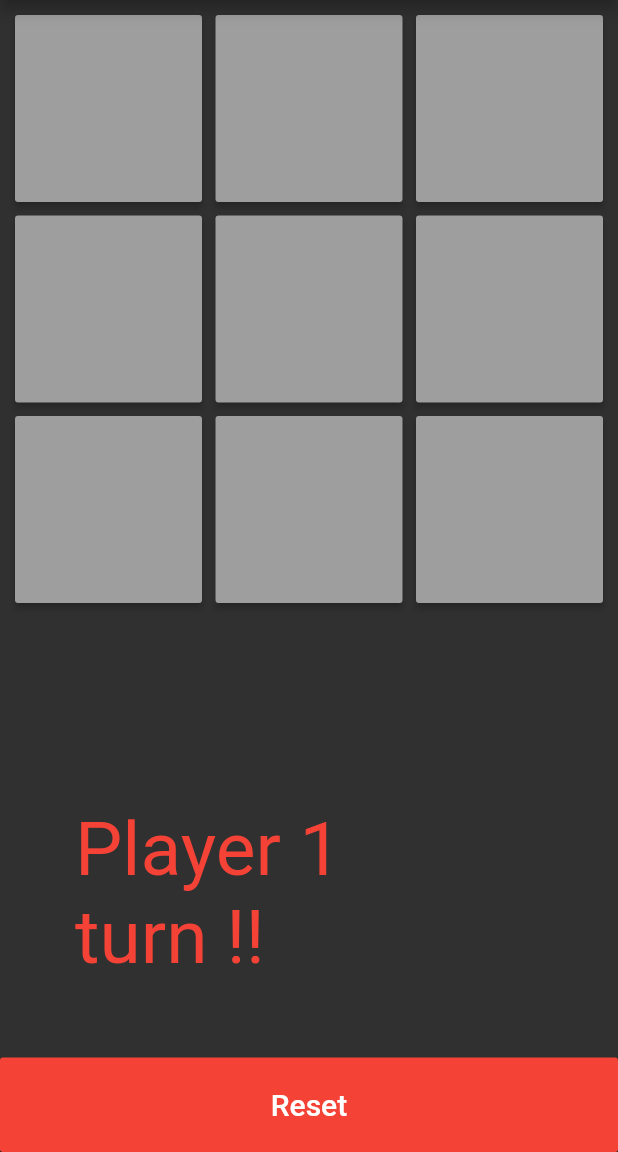
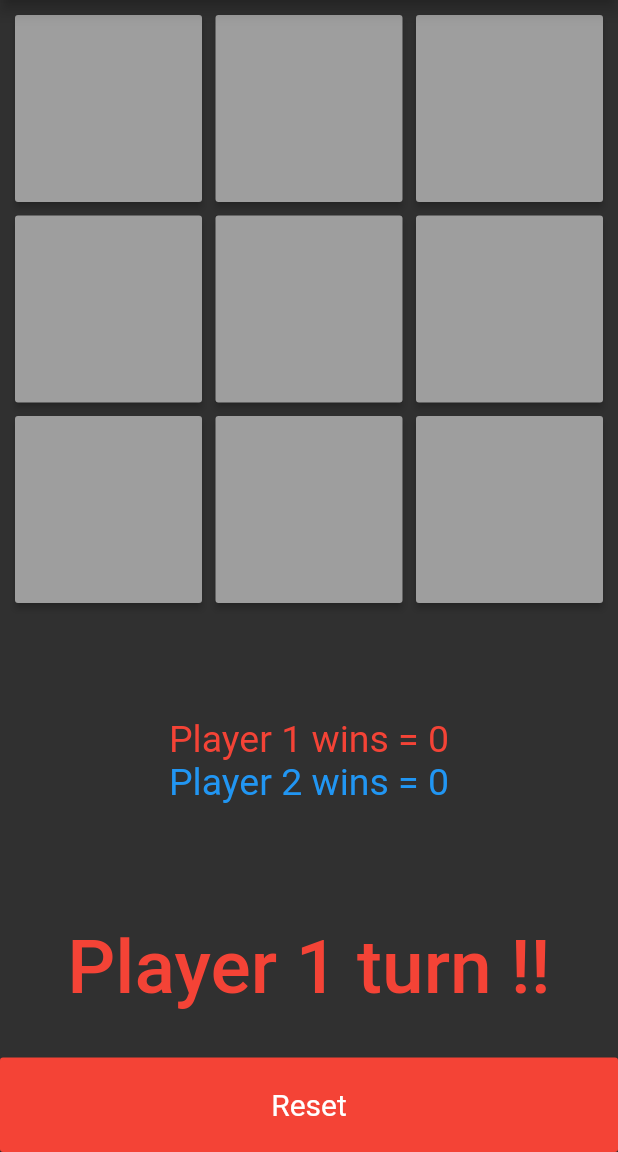
Before and after one commit to DipanshKhandelwal/tic_tac_toe, a Flutter app: the screen it shows after launch, on a phone screen of 412 x 824 dp, the part 84-1236 px from its top. Run offline on Flutter 3.47's test engine with Material 2 defaults, Android fonts, the phone set to English and light mode, and no system bars.

Commit message:
Decrease code size to below 5Kb

```diff
--- a/lib/main.dart
+++ b/lib/main.dart
@@ -20,6 +20,8 @@ class Game extends StatefulWidget {
 class _GameState extends State<Game> {
   List<Button> btns;
   var p1,p2,active;
+  var p1Win = 0;
+  var p2Win = 0;
 
   @override
   void initState() {
@@ -30,7 +32,7 @@ class _GameState extends State<Game> {
   List<Button> init() {
     p1 = new List();
     p2 = new List();
-    active = 1;
+    active = (p1Win+p2Win)%2+1;
 
     var buttons = new List<Button>.generate(9, (int index) => Button(id: index));
     return buttons;
@@ -39,22 +41,13 @@ class _GameState extends State<Game> {
   void playGame(Button gb) {
     setState(() {
       if (active == 1) {
-        gb.text = "X";
-        gb.bg = Colors.red;
-        active = 2;
-        p1.add(gb.id);
+        gb.text = "X"; gb.bg = Colors.red; active = 2; p1.add(gb.id);
       } else {
-        gb.text = "0";
-        gb.bg = Colors.blue;
-        active = 1;
-        p2.add(gb.id);
+        gb.text = "0"; gb.bg = Colors.blue; active = 1; p2.add(gb.id);
       }
-      gb.enabled = false;
-      int winner = checkWinner();
+      gb.enabled = false; int winner = checkWinner();
       if (winner == -1) {
-        if (btns.every((p) => p.text != "")) {
-          dialog("Game Tie !!");
-        }
+        if (btns.every((p) => p.text != "")) { dialog("Game Tie !!"); }
       }
     });
   }
@@ -73,7 +66,13 @@ class _GameState extends State<Game> {
         chk(p2,0,3,6) || chk(p2,1,4,7) || chk(p2,2,5,8) ||
         chk(p2,0,4,8) || chk(p2,2,4,6)) { winner = 2; }
 
-    if (winner != -1) { dialog("Player $winner Won !!"); }
+    if (winner != -1) {
+      setState(() {
+        if(winner==1) { p1Win += 1; }
+        else if(winner==2) { p2Win += 1; }
+      });
+      dialog("Player $winner Won !!");
+    }
     return winner;
   }
 
@@ -88,8 +87,7 @@ class _GameState extends State<Game> {
         builder: (_) => new AlertDialog(
           title: new Text(text),
           actions: <Widget>[
-            new FlatButton(
-              onPressed: reset,
+            new FlatButton( onPressed: reset,
               color: Colors.blue,
               child: new Text("Reset"),
             )],
@@ -106,26 +104,19 @@ class _GameState extends State<Game> {
           ),
         ),
         body: new Column(
-          mainAxisAlignment: MainAxisAlignment.start,
-          crossAxisAlignment: CrossAxisAlignment.stretch,
+          mainAxisAlignment: MainAxisAlignment.start, crossAxisAlignment: CrossAxisAlignment.stretch,
           children: <Widget>[
             new Expanded(
               child: new GridView.builder(
                 padding: const EdgeInsets.all(10.0),
                 gridDelegate: new SliverGridDelegateWithFixedCrossAxisCount(
-                    crossAxisCount: 3,
-                    childAspectRatio: 1.0,
-                    crossAxisSpacing: 9.0,
-                    mainAxisSpacing: 9.0),
+                    crossAxisCount: 3, childAspectRatio: 1.0, crossAxisSpacing: 9.0, mainAxisSpacing: 9.0),
                 itemCount: btns.length,
                 itemBuilder: (context, i) => new SizedBox(
-                  width: 100.0,
-                  height: 100.0,
+                  width: 100.0, height: 100.0,
                   child: new RaisedButton(
                     padding: const EdgeInsets.all(8.0),
-                    onPressed: btns[i].enabled
-                        ? () => playGame(btns[i])
-                        : null,
+                    onPressed: btns[i].enabled ? () => playGame(btns[i]) : null,
                     child: new Text( btns[i].text,
                         style: new TextStyle(
                             color: Colors.white, fontSize: 70.0, fontWeight: FontWeight.w900 ) ),
@@ -138,19 +129,31 @@ class _GameState extends State<Game> {
             Container(
               margin: EdgeInsets.all(50.0),
               child: Center(
+                child: Column(
+                  children: <Widget>[
+                    Text("Player 1 wins = $p1Win",
+                        style: new TextStyle( color: Colors.red, fontSize: 25.0, fontWeight: FontWeight.w400 )
+                    ),
+                    Text("Player 2 wins = $p2Win",
+                        style: new TextStyle( color: Colors.blue, fontSize: 25.0, fontWeight: FontWeight.w400 )
+                    ),
+                  ],
+                ),
+              ),
+            ),
+            Container(
+              margin: EdgeInsets.all(30.0),
+              child: Center(
                 child: Text("Player $active turn !!",
-                    style: new TextStyle(
-                      color: active == 1 ? Colors.red : Colors.blue,
-                      fontSize: 50.0 )
+                    style: new TextStyle( color: active == 1 ? Colors.red : Colors.blue, fontSize: 50.0, fontWeight: FontWeight.w500 )
                 ),
               ),
             ),
             new RaisedButton(
               child: new Text( "Reset",
-                  style: new TextStyle(color: Colors.white, fontSize: 20.0) ),
+                  style: new TextStyle(color: Colors.white, fontSize: 20.0, fontWeight: FontWeight.w400) ),
               color: active == 1 ? Colors.red : Colors.blue,
-              padding: const EdgeInsets.all(20.0),
-              onPressed: reset,
+              padding: const EdgeInsets.all(20.0), onPressed: reset,
             )
           ],
         ));
```
